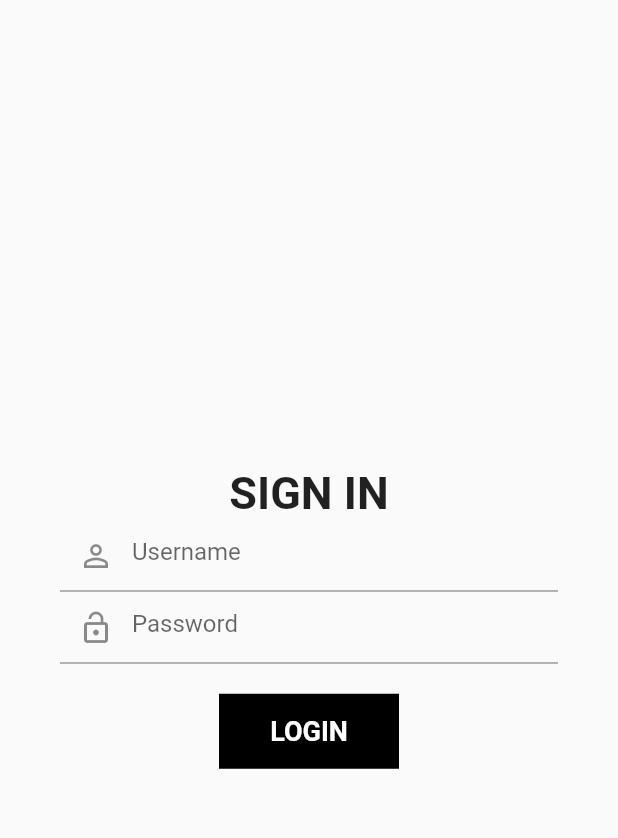
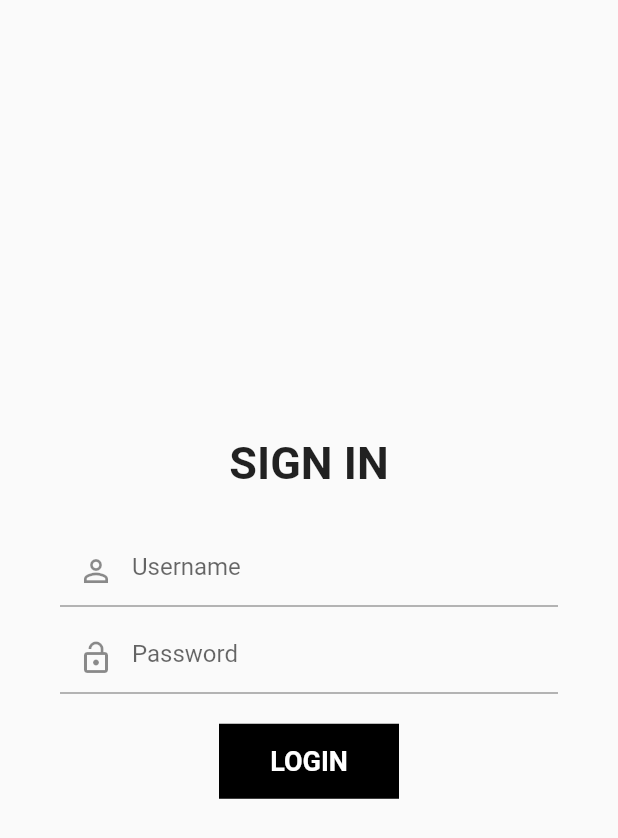
Before and after one commit to safrurozaky/flutter-signIn, a Flutter app: the screen it shows after launch, on a phone screen of 412 x 824 dp. Shown: the top 838 px of the screen. Run offline on Flutter 3.47's test engine with Material 2 defaults, Android fonts, the phone set to English and light mode, and no system bars.

Commit message:
mockup struktur sign in

```diff
--- a/lib/screen/sign_in_screen.dart
+++ b/lib/screen/sign_in_screen.dart
@@ -18,11 +18,16 @@ class _SignInScreenState extends State<SignInScreen> {
             child: Column(
               mainAxisAlignment: MainAxisAlignment.center,
               children: <Widget>[
-                Text(
+                Container(
+                  margin: EdgeInsets.fromLTRB(0, 0, 0, 20),
+                  child: Text(
                     "SIGN IN",
                     style: TextStyle(fontSize: 30, fontWeight: FontWeight.bold),
                   ),
-                TextFormField(
+                ),
+                Container(
+                  margin: EdgeInsets.fromLTRB(0, 10, 0, 0),
+                  child: TextFormField(
                     decoration: InputDecoration(
                       border: UnderlineInputBorder(),
                       prefixIcon: Icon(
@@ -31,13 +36,17 @@ class _SignInScreenState extends State<SignInScreen> {
                       hintText: "Username",
                     ),
                   ),
-                TextFormField(
+                ),
+                Container(
+                  margin: EdgeInsets.fromLTRB(0, 10, 0, 0),
+                  child: TextFormField(
                     decoration: InputDecoration(
                       border: UnderlineInputBorder(),
                       prefixIcon: Icon(
                         Icons.lock_open,
                       ),
                       hintText: "Password",
+                    ),
                   ),
                 ),
                 Container(
```
Lines whose indentation alone changed are shown as unchanged.
